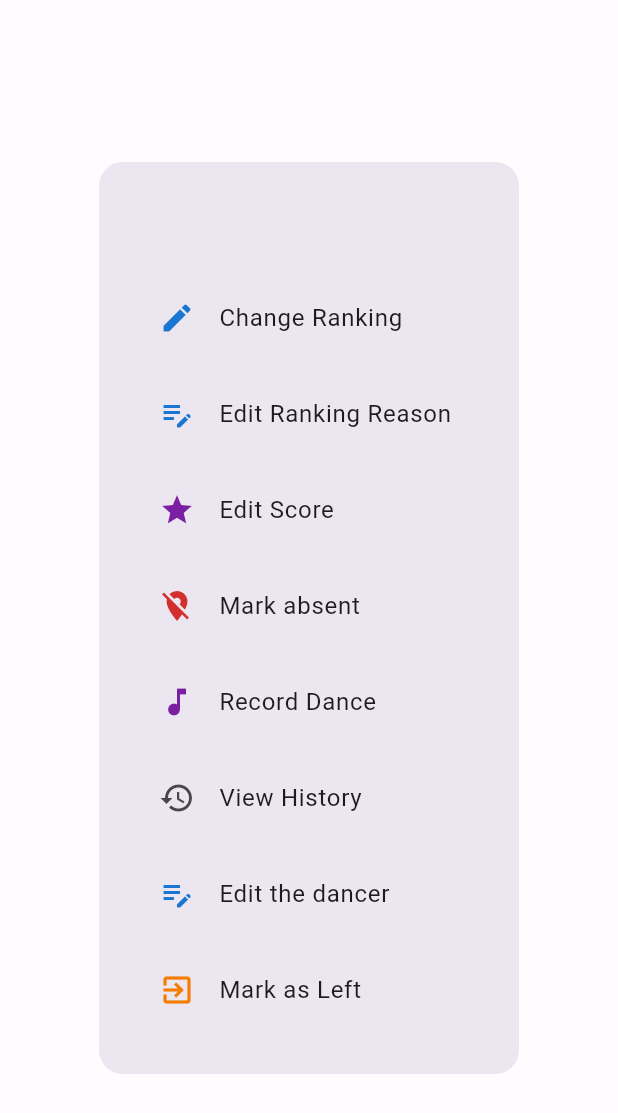
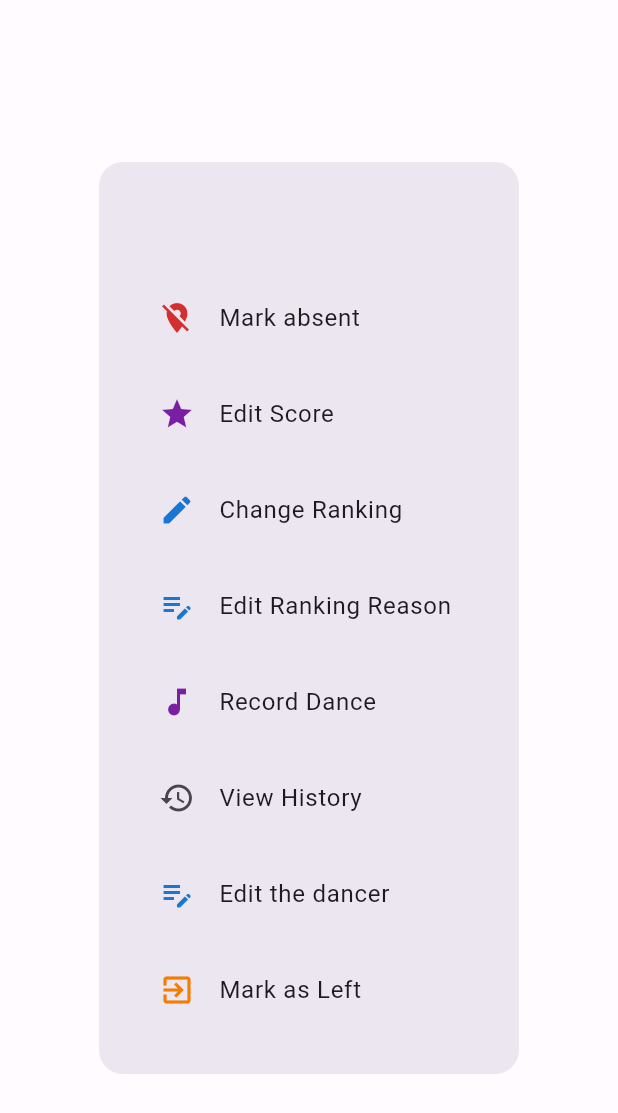
Before and after one commit to plaskowski/dancer-ranking-app-cursor, a Flutter app: the DancerActionsDialog widget shown alone on an empty page, opened directly with empty values, on a phone screen of 412 x 824 dp. Shown: the top 1113 px of the screen. Run offline on Flutter 3.47's test engine with Material 3 defaults, Android fonts, the phone set to English and light mode, and no system bars; our stand-ins replace drift, file_picker, fluttertoast, package_info_plus; missing offline and left inert: desktop_drop; accounts and stored records are empty; generated files the repository leaves out were written again.

Commit message:
feat: reorder dancer actions by frequency of use - Mark Present/Absent first (most common) - Assign/Edit Score second - Set/Change Ranking third - Less common actions moved to bottom - Improves UX by reducing scrolling for frequent actions - v1.5.7

```diff
--- a/lib/widgets/dancer_actions_dialog.dart
+++ b/lib/widgets/dancer_actions_dialog.dart
@@ -66,7 +66,8 @@ class _DancerActionsDialogState extends State<DancerActionsDialog> {
 
   @override
   Widget build(BuildContext context) {
-    final isPastEvent = _event != null && EventStatusHelper.isPastEvent(_event!.date);
+    final isPastEvent =
+        _event != null && EventStatusHelper.isPastEvent(_event!.date);
 
     ActionLogger.logUserAction('DancerActionsDialog', 'dialog_opened', {
       'dancerId': widget.dancer.id,
@@ -94,6 +95,55 @@ class _DancerActionsDialogState extends State<DancerActionsDialog> {
         child: Column(
           mainAxisSize: MainAxisSize.min,
           children: [
+            // Presence toggle - hide for past events (most common action, put first)
+            if (!isPastEvent)
+              ListTile(
+                leading: Icon(
+                  widget.dancer.isPresent
+                      ? Icons.location_off
+                      : Icons.location_on,
+                  color: widget.dancer.isPresent
+                      ? context.danceTheme.absent
+                      : context.danceTheme.present,
+                ),
+                title: Text(
+                    widget.dancer.isPresent ? 'Mark absent' : 'Mark Present'),
+                onTap: () => _togglePresence(context),
+              ),
+
+            // Score actions (only for present mode and attendants) - second most common
+            if (!widget.isPlanningMode && widget.dancer.isPresent)
+              ListTile(
+                leading: Icon(
+                  widget.dancer.hasScore ? Icons.star : Icons.star_outline,
+                  color: context.danceTheme.danceAccent,
+                ),
+                title: Text(
+                    widget.dancer.hasScore ? 'Edit Score' : 'Assign Score'),
+                onTap: () {
+                  ActionLogger.logUserAction(
+                      'DancerActionsDialog', 'score_action_tapped', {
+                    'dancerId': widget.dancer.id,
+                    'eventId': widget.eventId,
+                    'hasExistingScore': widget.dancer.hasScore,
+                    'currentScore': widget.dancer.scoreName,
+                  });
+
+                  showModalBottomSheet<bool>(
+                    context: context,
+                    isScrollControlled: true,
+                    builder: (context) => ScoreDialog(
+                      dancerId: widget.dancer.id,
+                      eventId: widget.eventId,
+                    ),
+                  ).then((updated) {
+                    if (updated == true && context.mounted) {
+                      Navigator.pop(context); // Close the action dialog
+                    }
+                  });
+                },
+              ),
+
             // Ranking actions (available in planning and present modes, but not for past events or summary tab)
             if (!isPastEvent && !widget.isSummaryMode) ...[
               // Set Ranking action
@@ -102,9 +152,12 @@ class _DancerActionsDialogState extends State<DancerActionsDialog> {
                   widget.dancer.hasRanking ? Icons.edit : Icons.add,
                   color: context.danceTheme.rankingHigh,
                 ),
-                title: Text(widget.dancer.hasRanking ? 'Change Ranking' : 'Set Ranking'),
+                title: Text(widget.dancer.hasRanking
+                    ? 'Change Ranking'
+                    : 'Set Ranking'),
                 onTap: () {
-                  ActionLogger.logUserAction('DancerActionsDialog', 'set_ranking_tapped', {
+                  ActionLogger.logUserAction(
+                      'DancerActionsDialog', 'set_ranking_tapped', {
                     'dancerId': widget.dancer.id,
                     'eventId': widget.eventId,
                     'hasExistingRanking': widget.dancer.hasRanking,
@@ -132,7 +185,8 @@ class _DancerActionsDialogState extends State<DancerActionsDialog> {
                   ),
                   title: const Text('Edit Ranking Reason'),
                   onTap: () {
-                    ActionLogger.logUserAction('DancerActionsDialog', 'edit_ranking_reason_tapped', {
+                    ActionLogger.logUserAction(
+                        'DancerActionsDialog', 'edit_ranking_reason_tapped', {
                       'dancerId': widget.dancer.id,
                       'eventId': widget.eventId,
                       'currentRank': widget.dancer.rankName,
@@ -152,64 +206,17 @@ class _DancerActionsDialogState extends State<DancerActionsDialog> {
                 ),
             ],
 
-            // Score actions (only for present mode and attendants)
-            if (!widget.isPlanningMode && widget.dancer.isPresent)
-              ListTile(
-                leading: Icon(
-                  widget.dancer.hasScore ? Icons.star : Icons.star_outline,
-                  color: context.danceTheme.danceAccent,
-                ),
-                title: Text(widget.dancer.hasScore ? 'Edit Score' : 'Assign Score'),
-                onTap: () {
-                  ActionLogger.logUserAction('DancerActionsDialog', 'score_action_tapped', {
-                    'dancerId': widget.dancer.id,
-                    'eventId': widget.eventId,
-                    'hasExistingScore': widget.dancer.hasScore,
-                    'currentScore': widget.dancer.scoreName,
-                  });
-
-                  showModalBottomSheet<bool>(
-                    context: context,
-                    isScrollControlled: true,
-                    builder: (context) => ScoreDialog(
-                      dancerId: widget.dancer.id,
-                      eventId: widget.eventId,
-                    ),
-                  ).then((updated) {
-                    if (updated == true && context.mounted) {
-                      Navigator.pop(context); // Close the action dialog
-                    }
-                  });
-                },
-              ),
-
-            // Presence toggle - hide for past events
-            if (!isPastEvent)
-              ListTile(
-                leading: Icon(
-                  widget.dancer.isPresent ? Icons.location_off : Icons.location_on,
-                  color: widget.dancer.isPresent ? context.danceTheme.absent : context.danceTheme.present,
-                ),
-                title: Text(widget.dancer.isPresent ? 'Mark absent' : 'Mark Present'),
-                onTap: () => _togglePresence(context),
-              ),
-
-            // Combined action for absent dancers - Mark Present & Record Dance
-            if (!widget.dancer.isPresent && !widget.isPlanningMode)
-              ListTile(
-                leading: Icon(Icons.music_note_outlined, color: context.danceTheme.danceAccent),
-                title: const Text('Mark Present & Record Dance'),
-                subtitle: const Text('Quick combo action'),
-                onTap: () => _markPresentAndRecordDance(context),
-              ),
-
             // Record Dance / Edit impression - only available for present dancers in Present mode
             if (!widget.isPlanningMode && widget.dancer.isPresent)
               ListTile(
-                leading: Icon(Icons.music_note, color: context.danceTheme.danceAccent),
-                title: Text(widget.dancer.hasDanced ? 'Edit impression' : 'Record Dance'),
+                leading: Icon(Icons.music_note,
+                    color: context.danceTheme.danceAccent),
+                title: Text(widget.dancer.hasDanced
+                    ? 'Edit impression'
+                    : 'Record Dance'),
                 onTap: () {
-                  ActionLogger.logUserAction('DancerActionsDialog', 'record_dance_tapped', {
+                  ActionLogger.logUserAction(
+                      'DancerActionsDialog', 'record_dance_tapped', {
                     'dancerId': widget.dancer.id,
                     'eventId': widget.eventId,
                     'hasAlreadyDanced': widget.dancer.hasDanced,
@@ -227,12 +234,24 @@ class _DancerActionsDialogState extends State<DancerActionsDialog> {
                 },
               ),
 
+            // Combined action for absent dancers - Mark Present & Record Dance
+            if (!widget.dancer.isPresent && !widget.isPlanningMode)
+              ListTile(
+                leading: Icon(Icons.music_note_outlined,
+                    color: context.danceTheme.danceAccent),
+                title: const Text('Mark Present & Record Dance'),
+                subtitle: const Text('Quick combo action'),
+                onTap: () => _markPresentAndRecordDance(context),
+              ),
+
             // View History
             ListTile(
-              leading: Icon(Icons.history, color: Theme.of(context).colorScheme.onSurfaceVariant),
+              leading: Icon(Icons.history,
+                  color: Theme.of(context).colorScheme.onSurfaceVariant),
               title: const Text('View History'),
               onTap: () {
-                ActionLogger.logUserAction('DancerActionsDialog', 'view_history_tapped', {
+                ActionLogger.logUserAction(
+                    'DancerActionsDialog', 'view_history_tapped', {
                   'dancerId': widget.dancer.id,
                   'eventId': widget.eventId,
                 });
@@ -249,10 +268,12 @@ class _DancerActionsDialogState extends State<DancerActionsDialog> {
 
             // Edit General Notes
             ListTile(
-              leading: Icon(Icons.edit_note, color: Theme.of(context).colorScheme.primary),
+              leading: Icon(Icons.edit_note,
+                  color: Theme.of(context).colorScheme.primary),
               title: const Text('Edit the dancer'),
               onTap: () async {
-                ActionLogger.logUserAction('DancerActionsDialog', 'edit_notes_tapped', {
+                ActionLogger.logUserAction(
+                    'DancerActionsDialog', 'edit_notes_tapped', {
                   'dancerId': widget.dancer.id,
                   'eventId': widget.eventId,
                 });
@@ -275,15 +296,20 @@ class _DancerActionsDialogState extends State<DancerActionsDialog> {
             ),
 
             // Mark as Left - only show for present dancers who haven't danced yet and not for past events
-            if (!isPastEvent && widget.dancer.isPresent && !widget.dancer.hasDanced)
+            if (!isPastEvent &&
+                widget.dancer.isPresent &&
+                !widget.dancer.hasDanced)
               ListTile(
-                leading: Icon(Icons.exit_to_app, color: context.danceTheme.warning),
+                leading:
+                    Icon(Icons.exit_to_app, color: context.danceTheme.warning),
                 title: const Text('Mark as Left'),
                 onTap: () => _markAsLeft(context),
               ),
 
             // Remove from Event action (only available in planning mode for ranked dancers)
-            if (widget.isPlanningMode && widget.dancer.hasRanking && !isPastEvent)
+            if (widget.isPlanningMode &&
+                widget.dancer.hasRanking &&
+                !isPastEvent)
               ListTile(
                 leading: Icon(
                   Icons.remove_circle_outline,
@@ -299,7 +325,8 @@ class _DancerActionsDialogState extends State<DancerActionsDialog> {
   }
 
   Future<void> _togglePresence(BuildContext context) async {
-    ActionLogger.logUserAction('DancerActionsDialog', 'toggle_presence_started', {
+    ActionLogger.logUserAction(
+        'DancerActionsDialog', 'toggle_presence_started', {
       'dancerId': widget.dancer.id,
       'eventId': widget.eventId,
       'currentlyPresent': widget.dancer.isPresent,
@@ -307,35 +334,42 @@ class _DancerActionsDialogState extends State<DancerActionsDialog> {
     });
 
     try {
-      final attendanceService = Provider.of<AttendanceService>(context, listen: false);
+      final attendanceService =
+          Provider.of<AttendanceService>(context, listen: false);
 
       if (widget.dancer.isPresent) {
         // Mark as absent
-        await attendanceService.removeFromPresent(widget.eventId, widget.dancer.id);
+        await attendanceService.removeFromPresent(
+            widget.eventId, widget.dancer.id);
         if (context.mounted) {
-          ActionLogger.logUserAction('DancerActionsDialog', 'mark_absent_completed', {
+          ActionLogger.logUserAction(
+              'DancerActionsDialog', 'mark_absent_completed', {
             'dancerId': widget.dancer.id,
             'eventId': widget.eventId,
           });
 
           Navigator.pop(context);
-          ToastHelper.showSuccess(context, '${widget.dancer.name} marked as absent');
+          ToastHelper.showSuccess(
+              context, '${widget.dancer.name} marked as absent');
         }
       } else {
         // Mark as present
         await attendanceService.markPresent(widget.eventId, widget.dancer.id);
         if (context.mounted) {
-          ActionLogger.logUserAction('DancerActionsDialog', 'mark_present_completed', {
+          ActionLogger.logUserAction(
+              'DancerActionsDialog', 'mark_present_completed', {
             'dancerId': widget.dancer.id,
             'eventId': widget.eventId,
           });
 
           Navigator.pop(context);
-          ToastHelper.showSuccess(context, '${widget.dancer.name} marked as present');
+          ToastHelper.showSuccess(
+              context, '${widget.dancer.name} marked as present');
         }
       }
     } catch (e) {
-      ActionLogger.logError('DancerActionsDialog._togglePresence', e.toString(), {
+      ActionLogger.logError(
+          'DancerActionsDialog._togglePresence', e.toString(), {
         'dancerId': widget.dancer.id,
         'eventId': widget.eventId,
         'action': widget.dancer.isPresent ? 'mark_absent' : 'mark_present',
@@ -356,7 +390,8 @@ class _DancerActionsDialogState extends State<DancerActionsDialog> {
     });
 
     try {
-      final attendanceService = Provider.of<AttendanceService>(context, listen: false);
+      final attendanceService =
+          Provider.of<AttendanceService>(context, listen: false);
 
       // Mark as present and record dance
       await attendanceService.recordDance(
@@ -365,16 +400,19 @@ class _DancerActionsDialogState extends State<DancerActionsDialog> {
       );
 
       if (context.mounted) {
-        ActionLogger.logUserAction('DancerActionsDialog', 'combo_action_completed', {
+        ActionLogger.logUserAction(
+            'DancerActionsDialog', 'combo_action_completed', {
           'dancerId': widget.dancer.id,
           'eventId': widget.eventId,
         });
 
         Navigator.pop(context);
-        ToastHelper.showSuccess(context, '${widget.dancer.name} marked present and dance recorded');
+        ToastHelper.showSuccess(
+            context, '${widget.dancer.name} marked present and dance recorded');
       }
     } catch (e) {
-      ActionLogger.logError('DancerActionsDialog._markPresentAndRecordDance', e.toString(), {
+      ActionLogger.logError(
+          'DancerActionsDialog._markPresentAndRecordDance', e.toString(), {
         'dancerId': widget.dancer.id,
         'eventId': widget.eventId,
       });
@@ -394,19 +432,22 @@ class _DancerActionsDialogState extends State<DancerActionsDialog> {
     });
 
     try {
-      final attendanceService = Provider.of<AttendanceService>(context, listen: false);
+      final attendanceService =
+          Provider.of<AttendanceService>(context, listen: false);
 
       // Mark the dancer as left
       await attendanceService.markAsLeft(widget.eventId, widget.dancer.id);
 
       if (context.mounted) {
-        ActionLogger.logUserAction('DancerActionsDialog', 'mark_as_left_completed', {
+        ActionLogger.logUserAction(
+            'DancerActionsDialog', 'mark_as_left_completed', {
           'dancerId': widget.dancer.id,
           'eventId': widget.eventId,
         });
 
         Navigator.pop(context);
-        ToastHelper.showSuccess(context, '${widget.dancer.name} marked as left');
+        ToastHelper.showSuccess(
+            context, '${widget.dancer.name} marked as left');
       }
     } catch (e) {
       ActionLogger.logError('DancerActionsDialog._markAsLeft', e.toString(), {
@@ -422,17 +463,20 @@ class _DancerActionsDialogState extends State<DancerActionsDialog> {
   }
 
   Future<void> _removeFromEvent(BuildContext context) async {
-    ActionLogger.logUserAction('DancerActionsDialog', 'remove_from_event_started', {
+    ActionLogger.logUserAction(
+        'DancerActionsDialog', 'remove_from_event_started', {
       'dancerId': widget.dancer.id,
       'eventId': widget.eventId,
       'dancerName': widget.dancer.name,
     });
 
     try {
-      final rankingService = Provider.of<RankingService>(context, listen: false);
+      final rankingService =
+          Provider.of<RankingService>(context, listen: false);
       await rankingService.deleteRanking(widget.eventId, widget.dancer.id);
 
-      ActionLogger.logUserAction('DancerActionsDialog', 'remove_from_event_success', {
+      ActionLogger.logUserAction(
+          'DancerActionsDialog', 'remove_from_event_success', {
         'dancerId': widget.dancer.id,
         'eventId': widget.eventId,
         'dancerName': widget.dancer.name,
@@ -440,10 +484,12 @@ class _DancerActionsDialogState extends State<DancerActionsDialog> {
 
       if (context.mounted) {
         Navigator.pop(context);
-        ToastHelper.showSuccess(context, 'Removed ${widget.dancer.name} from event');
+        ToastHelper.showSuccess(
+            context, 'Removed ${widget.dancer.name} from event');
       }
     } catch (e) {
-      ActionLogger.logError('DancerActionsDialog._removeFromEvent', e.toString(), {
+      ActionLogger.logError(
+          'DancerActionsDialog._removeFromEvent', e.toString(), {
         'dancerId': widget.dancer.id,
         'eventId': widget.eventId,
         'dancerName': widget.dancer.name,
```
Also changed, not shown: 2 other files.
